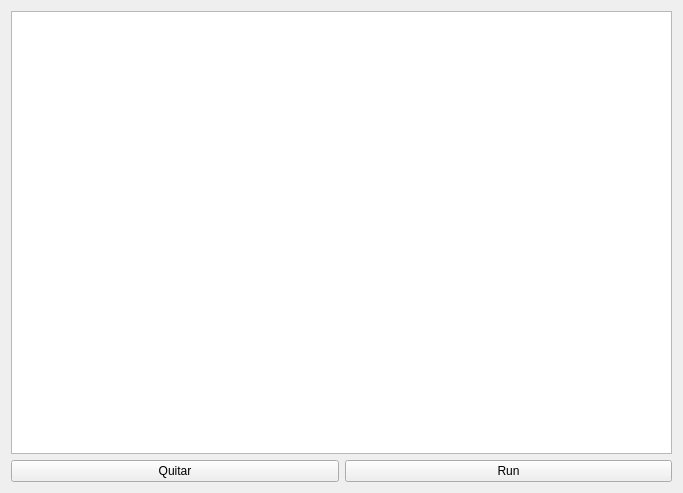
First picture: the form in T01/T01-Client/widget.ui, repository Daval03/Datos-2-2.0, before the edit.
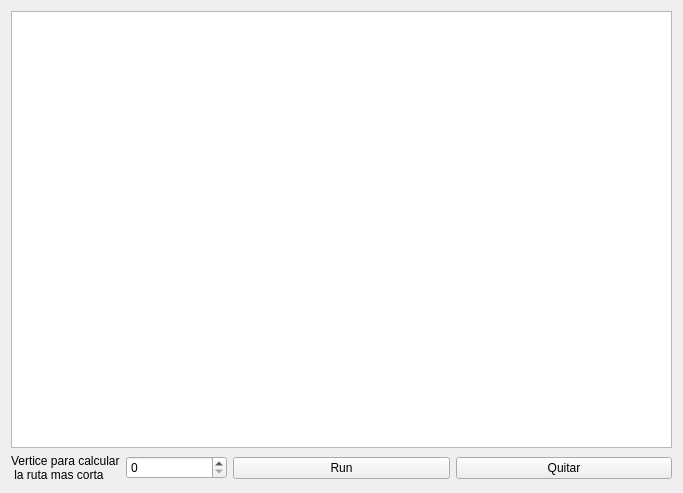
Second picture: the form after the edit.

```diff
--- a/T01/T01-Client/widget.ui
+++ b/T01/T01-Client/widget.ui
@@ -13,29 +13,40 @@
   <property name="windowTitle">
    <string>Widget</string>
   </property>
-  <layout class="QGridLayout" name="gridLayout">
+  <layout class="QGridLayout" name="gridLayout_2">
    <item row="0" column="0">
     <widget class="QListWidget" name="cuadro"/>
    </item>
    <item row="1" column="0">
-    <layout class="QHBoxLayout" name="horizontalLayout_3">
+    <layout class="QGridLayout" name="gridLayout">
+     <item row="0" column="0">
+      <layout class="QHBoxLayout" name="horizontalLayout">
      <item>
-      <layout class="QHBoxLayout" name="horizontalLayout_2">
-       <item>
-        <widget class="QPushButton" name="Quitar">
+        <widget class="QLabel" name="label">
          <property name="text">
-          <string>Quitar</string>
+          <string>Vertice para calcular 
+ la ruta mas corta</string>
          </property>
         </widget>
        </item>
        <item>
+        <widget class="QSpinBox" name="NVertice"/>
+       </item>
+      </layout>
+     </item>
+     <item row="0" column="1">
         <widget class="QPushButton" name="Run">
          <property name="text">
           <string>Run</string>
          </property>
         </widget>
        </item>
-      </layout>
+     <item row="0" column="2">
+      <widget class="QPushButton" name="Quitar">
+       <property name="text">
+        <string>Quitar</string>
+       </property>
+      </widget>
      </item>
     </layout>
    </item>
```
Lines whose indentation alone changed are shown as unchanged.
